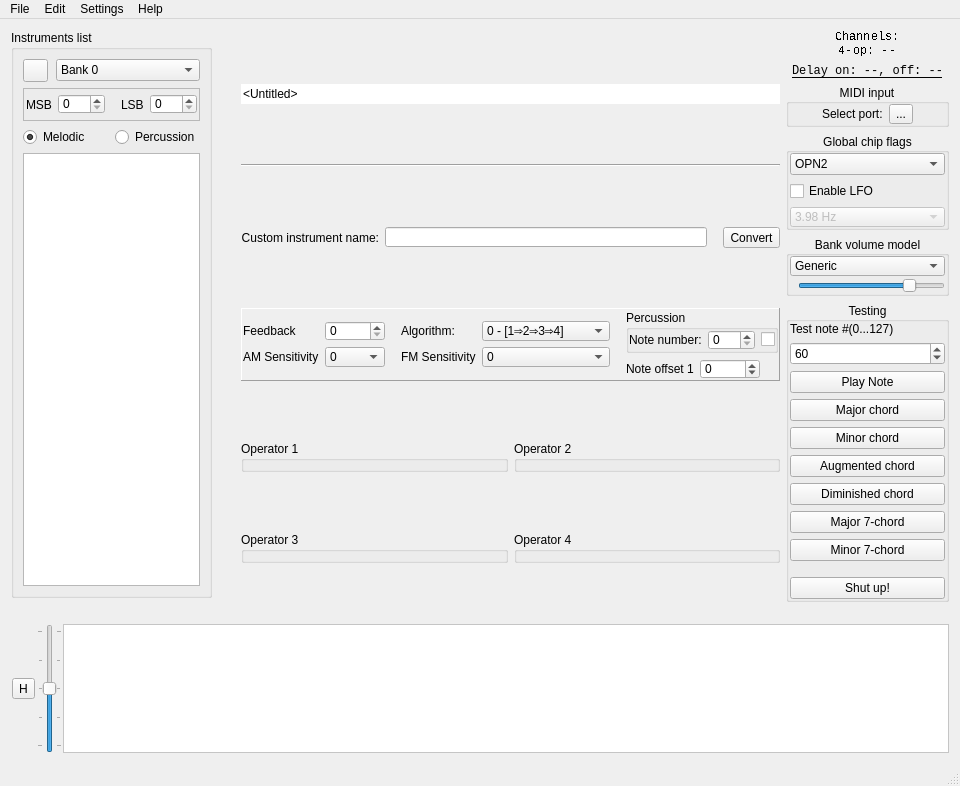
Qt form src/bank_editor.ui (Wohlstand/OPN2BankEditor) before a commit.
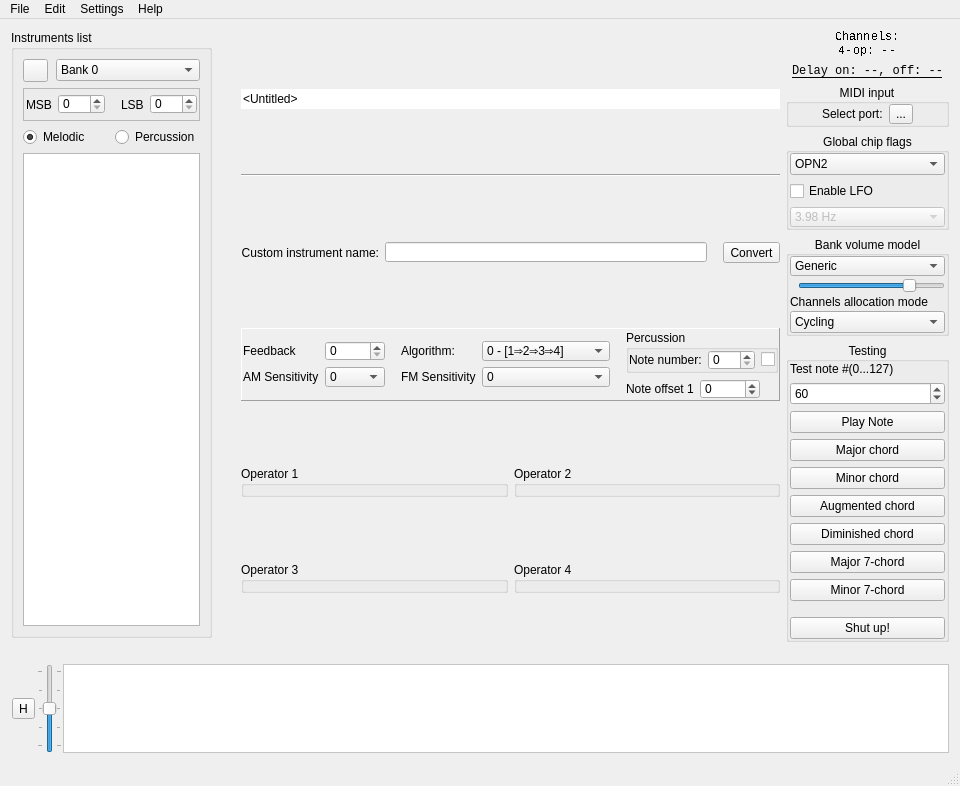
The same form after that commit. Icons and pictures are not drawn. Custom widgets are drawn as their Qt base class.

Commit message: Added channel allocation mode feature

Diff of the .ui file:
```diff
--- a/src/bank_editor.ui
+++ b/src/bank_editor.ui
@@ -1372,6 +1372,36 @@
                </layout>
               </widget>
              </item>
+             <item>
+              <widget class="QLabel" name="chanAllocLabel">
+               <property name="text">
+                <string>Channels allocation mode</string>
+               </property>
+              </widget>
+             </item>
+             <item>
+              <widget class="QComboBox" name="chanAlloc">
+               <property name="toolTip">
+                <string>Choose the channel selection algorithm.
+
+- Cycling - the next channel will be selected by the iteration thgouh all channels in the list. 
+  If selected channel is busy, the oldest will be replaced.
+- First released - the next channel will be selected by finding any released (no playing note),
+  causing recently released note to re-use the same channel, which makes the the legato-like
+  effect. If all channels are busy, the oldest will be replaced.</string>
+               </property>
+               <item>
+                <property name="text">
+                 <string comment="Channels allocation mode name">Cycling</string>
+                </property>
+               </item>
+               <item>
+                <property name="text">
+                 <string comment="Channels allocation mode name">First released</string>
+                </property>
+               </item>
+              </widget>
+             </item>
             </layout>
            </widget>
           </item>
```
The commit also changes 5 other files.
